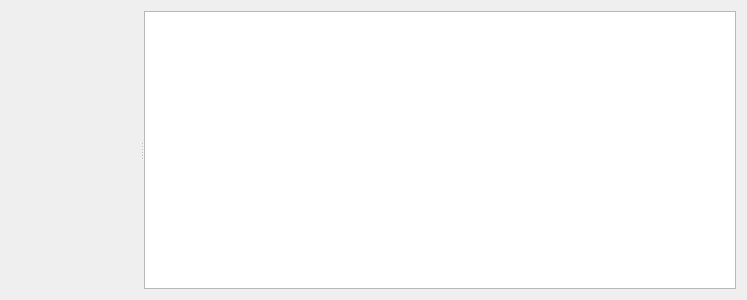
Qt form src/ZMS/pianoroll.ui (wtrsltnk/zynaddsubfx) before a commit.
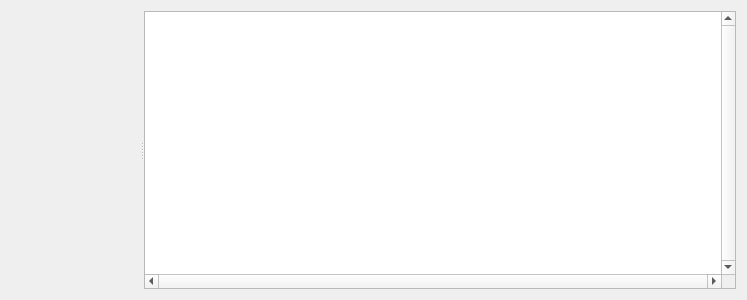
The same form after that commit.

```diff
--- a/src/ZMS/pianoroll.ui
+++ b/src/ZMS/pianoroll.ui
@@ -63,13 +63,13 @@
        </size>
       </property>
       <property name="verticalScrollBarPolicy">
-       <enum>Qt::ScrollBarAlwaysOff</enum>
+       <enum>Qt::ScrollBarAlwaysOn</enum>
       </property>
       <property name="horizontalScrollBarPolicy">
-       <enum>Qt::ScrollBarAlwaysOff</enum>
+       <enum>Qt::ScrollBarAlwaysOn</enum>
       </property>
       <property name="alignment">
-       <set>Qt::AlignLeading|Qt::AlignLeft|Qt::AlignVCenter</set>
+       <set>Qt::AlignLeading|Qt::AlignLeft|Qt::AlignTop</set>
       </property>
       <property name="transformationAnchor">
        <enum>QGraphicsView::NoAnchor</enum>
```
